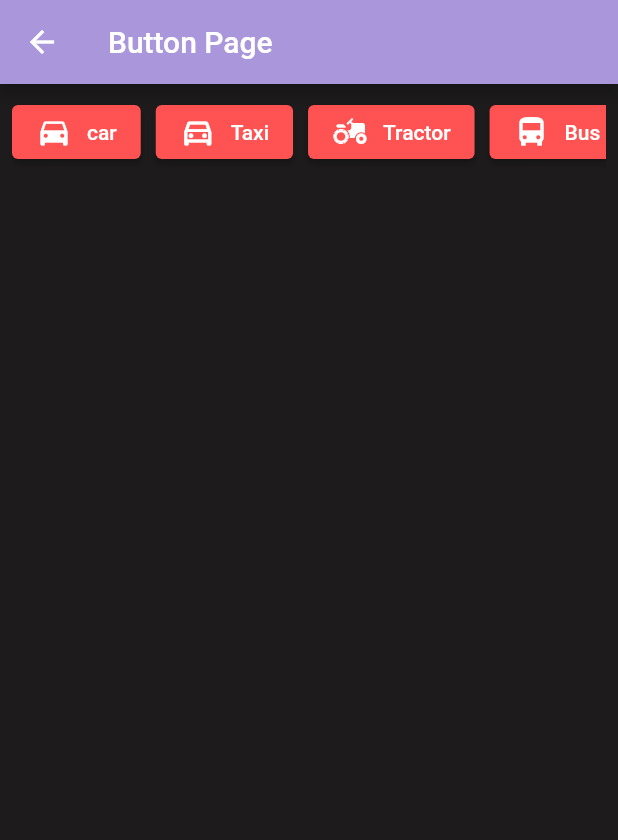
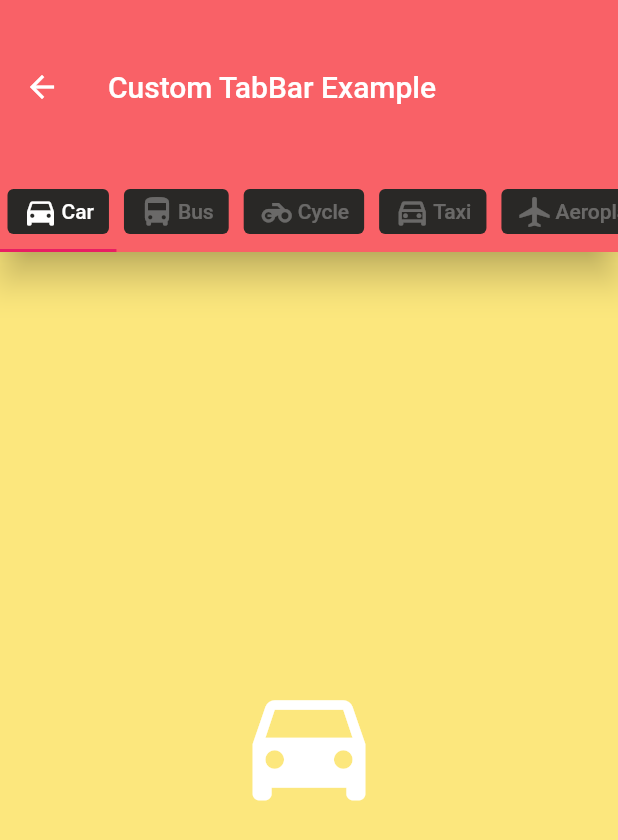
Before and after one commit to Haffshah/buttonsapp, a Flutter app: the screen it shows after launch, after a tap on "Buttons Page", on a phone screen of 412 x 824 dp. Shown: the top 840 px of the screen. Run offline on Flutter 3.47's test engine with Material 2 defaults, Android fonts, the light colour scheme and no system bars; missing offline and left inert: flutter_fab_dialer.

Commit message:
Buttonspage_icon page Update

```diff
--- a/lib/buttonpage_icon.dart
+++ b/lib/buttonpage_icon.dart
@@ -1,3 +1,4 @@
+/*
 import 'package:flutter/cupertino.dart';
 import 'package:flutter/material.dart';
 
@@ -9,10 +10,9 @@ class ButtonsPage extends StatefulWidget {
 }
 
 class _ButtonsPageState extends State<ButtonsPage> {
-
   int selected = 0;
-  Widget customRadioButtons(int index, String text, IconData icon ) {
-    return   ElevatedButton(
+  Widget customRadioButtons(int index, String text, IconData icon) {
+    return ElevatedButton(
       style: ElevatedButton.styleFrom(
         primary: (selected == index) ? Colors.cyan : Colors.redAccent,
       ),
@@ -32,12 +32,13 @@ class _ButtonsPageState extends State<ButtonsPage> {
       ),
     );
   }
+
   @override
   Widget build(BuildContext context) {
     return Scaffold(
-      backgroundColor:  Color(0xff1D1B1B),
+      backgroundColor: Color(0xff1D1B1B),
       appBar: AppBar(
-        backgroundColor:  Color(0xffAA96DA),
+        backgroundColor: Color(0xffAA96DA),
         title: Text('Button Page'),
       ),
       body: Padding(
@@ -46,23 +47,23 @@ class _ButtonsPageState extends State<ButtonsPage> {
           scrollDirection: Axis.horizontal,
           child: Row(
             children: [
-              customRadioButtons(1,'car', Icons.directions_car),
+              customRadioButtons(1, 'car', Icons.directions_car),
               SizedBox(
                 width: 10.0,
               ),
-              customRadioButtons(2,'Taxi', Icons.directions_car_outlined), SizedBox(
-                width: 10.0,
-              ),
-              customRadioButtons(3,'Tractor', Icons.agriculture),
+              customRadioButtons(2, 'Taxi', Icons.directions_car_outlined),
               SizedBox(
                 width: 10.0,
               ),
-              customRadioButtons(4,'Bus', Icons.directions_bus_sharp),
+              customRadioButtons(3, 'Tractor', Icons.agriculture),
               SizedBox(
                 width: 10.0,
               ),
-              customRadioButtons(5,'Cycle', Icons.motorcycle_outlined),
-
+              customRadioButtons(4, 'Bus', Icons.directions_bus_sharp),
+              SizedBox(
+                width: 10.0,
+              ),
+              customRadioButtons(5, 'Cycle', Icons.motorcycle_outlined),
             ],
           ),
         ),
@@ -70,3 +71,89 @@ class _ButtonsPageState extends State<ButtonsPage> {
     );
   }
 }
+*/
+import 'package:flutter/material.dart';
+import 'package:flutter/rendering.dart';
+import 'package:flutter/services.dart';
+
+class MyTabbar extends StatefulWidget {
+  const MyTabbar({Key? key}) : super(key: key);
+
+  @override
+  _MyTabbarState createState() => _MyTabbarState();
+}
+
+class _MyTabbarState extends State<MyTabbar> {
+  int selected = 0;
+  Container tabBarContainer(String text, IconData icon, int index) {
+    return Container(
+      height: 30,
+      padding: EdgeInsets.symmetric(horizontal: 10.0),
+      decoration: BoxDecoration(
+        borderRadius: BorderRadius.circular(4),
+        color: Color(0xff292826),
+      ),
+      child: Tab(
+        child: Row(
+          mainAxisAlignment: MainAxisAlignment.center,
+          children: [
+            Icon(
+              icon,
+            ),
+            SizedBox(
+              width: 2.0,
+            ),
+            Text(text)
+          ],
+        ),
+      ),
+    );
+  }
+
+  @override
+  Widget build(BuildContext context) {
+    return DefaultTabController(
+      length: 5,
+      child: Scaffold(
+        backgroundColor: Color(0xffFCE77D),
+        appBar: AppBar(
+          title: Text('Custom TabBar Example'
+              ''),
+          backgroundColor: Color(0xffF96167,),
+          elevation: 10.0,
+          toolbarHeight: 120,
+          bottom: TabBar(
+            unselectedLabelColor: Colors.white30,
+            isScrollable: true,
+            labelPadding: EdgeInsets.symmetric(horizontal: 5.0, vertical: 10.0),
+            indicatorColor: Colors.pink,
+            tabs: [
+              tabBarContainer('Car', Icons.directions_car, 1),
+              tabBarContainer('Bus', Icons.directions_bus, 2),
+              tabBarContainer('Cycle', Icons.motorcycle, 3),
+              tabBarContainer('Taxi', Icons.directions_car_outlined, 4),
+              tabBarContainer('Aeroplane', Icons.airplanemode_on_sharp, 5),
+            ],
+          ),
+        ),
+        body: TabBarView(
+          children: [
+            tabBody(Icons.directions_car),
+            tabBody(Icons.directions_bus),
+            tabBody(Icons.motorcycle_outlined),
+            tabBody(Icons.directions_car_outlined),
+            tabBody(Icons.airplanemode_on_rounded)
+          ],
+        ),
+      ),
+    );
+  }
+
+  Icon tabBody(IconData icon) {
+    return Icon(
+      icon,
+      color: Colors.white,
+      size: 100,
+    );
+  }
+}
--- a/lib/main.dart
+++ b/lib/main.dart
@@ -78,7 +78,7 @@ class _MainHomeState extends State<MainHome> {
                   Navigator.push(
                     context,
                     MaterialPageRoute(
-                      builder: (context) => ButtonsPage(),
+                      builder: (context) => MyTabbar(),
                     ),
                   );
                 },
```
Also changed, not shown: lib/FloatingActionMenu.dart (+3 -5 lines), lib/MenuPage.dart (+66 -8 lines).
